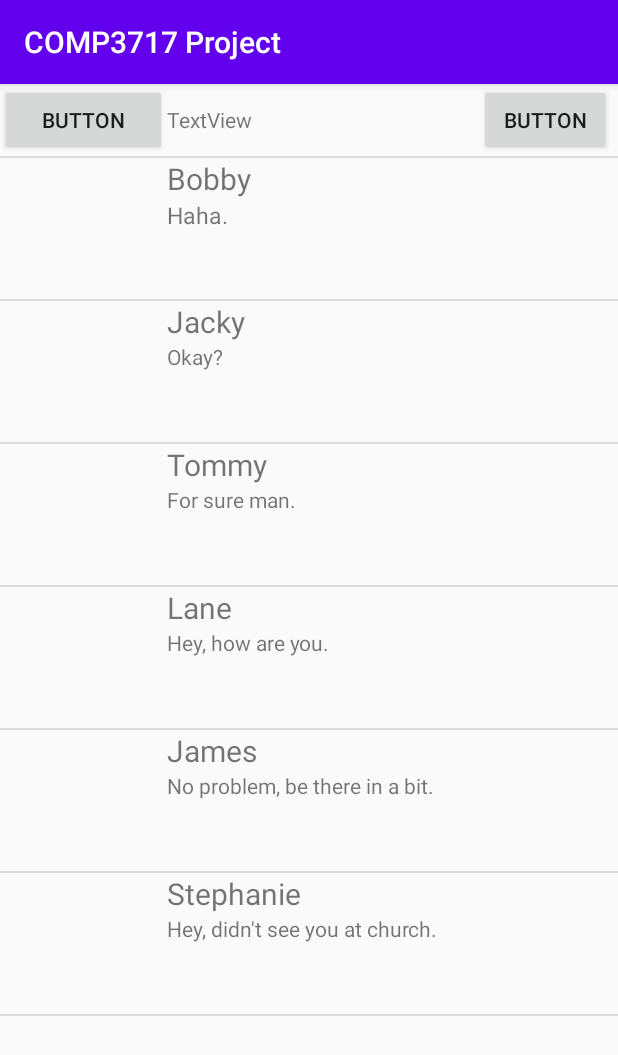
After one commit to herbertmaa/BlessUp, an Android app: the ChatActivity screen opened directly, with no data from a screen before it, on a phone screen of 412 x 824 dp. The commit adds this screen. Shown: the top 1055 px of the screen. Run offline under Robolectric (Android 15) with nearby library versions, the phone set to English and light mode, and no system bars.

Commit message:
added chat activity and layout (#4)
* added chat activity and layout

* added chat activity and layout

* added chat activity and layout

* updated pull request for wrong oncLick

```diff
--- a/app/src/main/AndroidManifest.xml
+++ b/app/src/main/AndroidManifest.xml
@@ -10,7 +10,6 @@
         android:label="@string/app_name"
         android:supportsRtl="true"
         android:theme="@style/AppTheme">
-        <activity android:name=".ChurchListingsActivity"></activity>
         <activity android:name=".MainActivity">
             <intent-filter>
                 <action android:name="android.intent.action.MAIN" />
@@ -18,8 +17,10 @@
                 <category android:name="android.intent.category.LAUNCHER" />
             </intent-filter>
         </activity>
-        <activity android:name=".LoginActivity" />
+        <activity android:name=".LoginActivity"/>
+        <activity android:name=".ChatActivity"></activity>
         <activity android:name=".ReligionSelectionActivity"/>
+        <activity android:name=".ChurchListingsActivity"></activity>
 
         <meta-data
             android:name="com.facebook.sdk.ApplicationId"
--- /dev/null
+++ b/app/src/main/java/com/bcit/comp3717project/ChatActivity.java
@@ -0,0 +1,16 @@
+package com.bcit.comp3717project;
+
+import androidx.appcompat.app.AppCompatActivity;
+
+import android.os.Bundle;
+
+public class ChatActivity extends AppCompatActivity {
+
+    private static final String TAG = "ChatActivity";
+
+    @Override
+    protected void onCreate(Bundle savedInstanceState) {
+        super.onCreate(savedInstanceState);
+        setContentView(R.layout.activity_chat);
+    }
+}
--- a/app/src/main/java/com/bcit/comp3717project/MainActivity.java
+++ b/app/src/main/java/com/bcit/comp3717project/MainActivity.java
@@ -20,10 +20,15 @@ public class MainActivity extends AppCompatActivity {
     }
 
     public void onSelectReligionClick(View view) {
-        Intent i = new Intent(this, LoginActivity.class); //TODO
+        Intent i = new Intent(this, ReligionSelectionActivity.class); //TODO
         startActivity(i);
     }
 
+    public void onSelectChatClick(View view) {
+        Intent i = new Intent(this, ChatActivity.class);
+        startActivity(i);
+
+    }
     public void onSelectChurchClick(View view) {
         Intent i = new Intent(this, ChurchListingsActivity.class);
         startActivity(i);
--- /dev/null
+++ b/app/src/main/res/layout/activity_chat.xml
@@ -0,0 +1,254 @@
+<?xml version="1.0" encoding="utf-8"?>
+<TableLayout xmlns:android="http://schemas.android.com/apk/res/android"
+    xmlns:app="http://schemas.android.com/apk/res-auto"
+    xmlns:tools="http://schemas.android.com/tools"
+    android:layout_width="match_parent"
+    android:layout_height="match_parent"
+    tools:context=".ChatActivity">
+
+
+    <TableRow>
+
+        <Button
+            android:id="@+id/button2"
+            android:layout_width="wrap_content"
+            android:layout_height="wrap_content"
+            android:text="Button" />
+
+        <TextView
+            android:id="@+id/textView7"
+            android:layout_width="wrap_content"
+            android:layout_height="wrap_content"
+            android:text="TextView" />
+
+        <Button
+            android:id="@+id/button3"
+            android:layout_width="wrap_content"
+            android:layout_height="wrap_content"
+            android:text="Button" />
+    </TableRow>
+
+    <View
+        android:id="@+id/divider1"
+        android:layout_width="match_parent"
+        android:layout_height="1dp"
+        android:background="?android:attr/listDivider" />
+
+    <TableRow android:layout_height="match_parent">
+
+        <ImageView
+            android:id="@+id/avatarImage1"
+            android:layout_width="111dp"
+            android:layout_height="94dp"
+            android:contentDescription="TODO"
+            tools:srcCompat="@tools:sample/avatars" />
+
+        <LinearLayout
+            android:layout_width="129dp"
+            android:layout_height="match_parent"
+            android:orientation="vertical">
+
+            <TextView
+                android:id="@+id/chatName1"
+                android:layout_width="match_parent"
+                android:layout_height="wrap_content"
+                android:text="Bobby"
+                android:textSize="20sp"/>
+
+            <TextView
+                android:id="@+id/lastChatMessage1"
+                android:layout_width="wrap_content"
+                android:layout_height="wrap_content"
+                android:text="Haha."
+                android:textSize="15sp"/>
+
+        </LinearLayout>
+
+    </TableRow>
+
+    <View
+        android:id="@+id/divider2"
+        android:layout_width="match_parent"
+        android:layout_height="1dp"
+        android:background="?android:attr/listDivider" />
+
+    <TableRow>
+
+        <ImageView
+            android:id="@+id/avatarImage2"
+            android:layout_width="111dp"
+            android:layout_height="94dp"
+            tools:srcCompat="@tools:sample/avatars" />
+
+        <LinearLayout
+            android:layout_width="208dp"
+            android:layout_height="match_parent"
+            android:orientation="vertical">
+
+            <TextView
+                android:id="@+id/chatName2"
+                android:layout_width="match_parent"
+                android:layout_height="wrap_content"
+                android:text="Jacky"
+                android:textSize="20sp"/>
+
+
+            <TextView
+                android:id="@+id/lastChatMessage2"
+                android:layout_width="wrap_content"
+                android:layout_height="wrap_content"
+                android:text="Okay?" />
+        </LinearLayout>
+
+    </TableRow>
+
+    <View
+        android:id="@+id/divider3"
+        android:layout_width="match_parent"
+        android:layout_height="1dp"
+        android:background="?android:attr/listDivider" />
+
+    <TableRow>
+
+        <ImageView
+            android:id="@+id/groupChatNum"
+            android:layout_width="111dp"
+            android:layout_height="94dp"
+            tools:srcCompat="@tools:sample/avatars" />
+
+        <LinearLayout
+            android:layout_width="208dp"
+            android:layout_height="match_parent"
+            android:orientation="vertical">
+
+            <TextView
+                android:id="@+id/chatName3"
+                android:layout_width="match_parent"
+                android:layout_height="wrap_content"
+                android:text="Tommy"
+                android:textSize="20sp"/>
+
+
+            <TextView
+                android:id="@+id/lastChatMessage3"
+                android:layout_width="wrap_content"
+                android:layout_height="wrap_content"
+                android:text="For sure man." />
+        </LinearLayout>
+
+    </TableRow>
+
+    <View
+        android:id="@+id/divider4"
+        android:layout_width="match_parent"
+        android:layout_height="1dp"
+        android:background="?android:attr/listDivider" />
+
+    <TableRow>
+
+        <ImageView
+            android:id="@+id/avatarImage3"
+            android:layout_width="111dp"
+            android:layout_height="94dp"
+            tools:srcCompat="@tools:sample/avatars" />
+
+        <LinearLayout
+            android:layout_width="208dp"
+            android:layout_height="match_parent"
+            android:orientation="vertical">
+
+            <TextView
+                android:id="@+id/chatName4"
+                android:layout_width="match_parent"
+                android:layout_height="wrap_content"
+                android:text="Lane"
+                android:textSize="20sp"/>
+
+            <TextView
+                android:id="@+id/lastChatMessage4"
+                android:layout_width="wrap_content"
+                android:layout_height="wrap_content"
+                android:text="Hey, how are you." />
+        </LinearLayout>
+
+    </TableRow>
+
+    <View
+        android:id="@+id/divider5"
+        android:layout_width="match_parent"
+        android:layout_height="1dp"
+        android:background="?android:attr/listDivider" />
+
+    <TableRow>
+
+        <ImageView
+            android:id="@+id/avatarImage4"
+            android:layout_width="111dp"
+            android:layout_height="94dp"
+            tools:srcCompat="@tools:sample/avatars" />
+
+        <LinearLayout
+            android:layout_width="208dp"
+            android:layout_height="match_parent"
+            android:orientation="vertical">
+
+            <TextView
+                android:id="@+id/chatName5"
+                android:layout_width="match_parent"
+                android:layout_height="wrap_content"
+                android:text="James"
+                android:textSize="20sp"/>
+
+
+            <TextView
+                android:id="@+id/lastChatMessage5"
+                android:layout_width="wrap_content"
+                android:layout_height="wrap_content"
+                android:text="No problem, be there in a bit." />
+        </LinearLayout>
+
+    </TableRow>
+
+    <View
+        android:id="@+id/divider6"
+        android:layout_width="match_parent"
+        android:layout_height="1dp"
+        android:background="?android:attr/listDivider" />
+
+    <TableRow>
+
+        <ImageView
+            android:id="@+id/avatarImage5"
+            android:layout_width="111dp"
+            android:layout_height="94dp"
+            tools:srcCompat="@tools:sample/avatars" />
+
+        <LinearLayout
+            android:layout_width="208dp"
+            android:layout_height="match_parent"
+            android:orientation="vertical">
+
+            <TextView
+                android:id="@+id/chatName6"
+                android:layout_width="match_parent"
+                android:layout_height="wrap_content"
+                android:text="Stephanie"
+                android:textSize="20sp"/>
+
+
+            <TextView
+                android:id="@+id/lastChatMessage6"
+                android:layout_width="wrap_content"
+                android:layout_height="wrap_content"
+                android:text="Hey, didn't see you at church." />
+        </LinearLayout>
+
+    </TableRow>
+
+    <View
+        android:id="@+id/divider7"
+        android:layout_width="match_parent"
+        android:layout_height="1dp"
+        android:background="?android:attr/listDivider" />
+
+</TableLayout>
--- a/app/src/main/res/layout/activity_main.xml
+++ b/app/src/main/res/layout/activity_main.xml
@@ -19,17 +19,18 @@
         android:onClick="onSelectReligionClick" />
 
     <Button
-        android:id="@+id/button7"
+        android:id="@+id/SelectChatButton"
+        android:layout_width="match_parent"
+        android:layout_height="wrap_content"
+        android:onClick="onSelectChatClick"
+        android:text="Check out the chat layout"/>
+
+    <Button
+        android:id="@+id/SelectChurchListings"
         android:layout_width="match_parent"
         android:layout_height="wrap_content"
         android:text="Church Listings"
         android:onClick="onSelectChurchClick"/>
-
-    <Button
-        android:id="@+id/button6"
-        android:layout_width="match_parent"
-        android:layout_height="wrap_content"
-        android:text="Button" />
 
     <Button
         android:id="@+id/button5"
```
